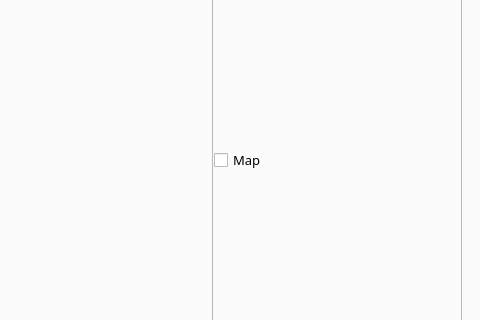
First picture: the form in qradiolink/mainwindow.ui, repository qradiolink/qradiolink, before the edit; both pictures show x 263 to 743 and y 145 to 465 of the 1200 by 721 pixel window.
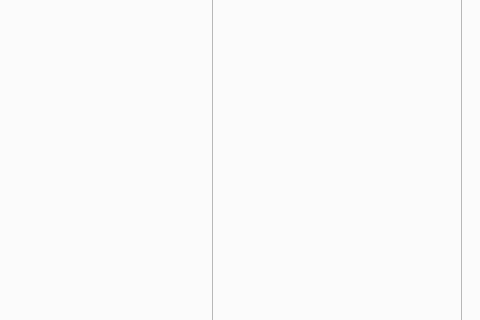
Second picture: the form after the edit. Icons and pictures are not drawn. Custom widgets are drawn as their Qt base class.

Commit message: Remove checkbox

The edit to the form file:
```diff
--- a/qradiolink/mainwindow.ui
+++ b/qradiolink/mainwindow.ui
@@ -2573,19 +2573,6 @@
                 <property name="bottomMargin">
                  <number>1</number>
                 </property>
-                <item>
-                 <widget class="QCheckBox" name="checkBox">
-                  <property name="sizePolicy">
-                   <sizepolicy hsizetype="Fixed" vsizetype="Fixed">
-                    <horstretch>0</horstretch>
-                    <verstretch>0</verstretch>
-                   </sizepolicy>
-                  </property>
-                  <property name="text">
-                   <string>Map</string>
-                  </property>
-                 </widget>
-                </item>
                </layout>
               </widget>
              </item>
```
